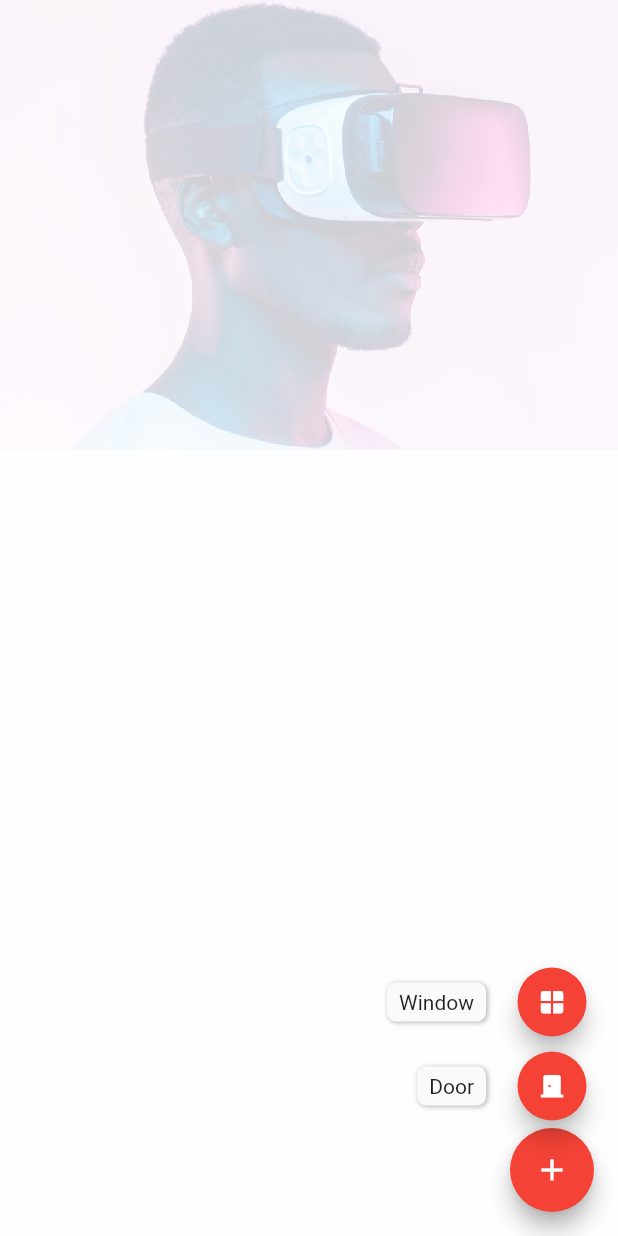
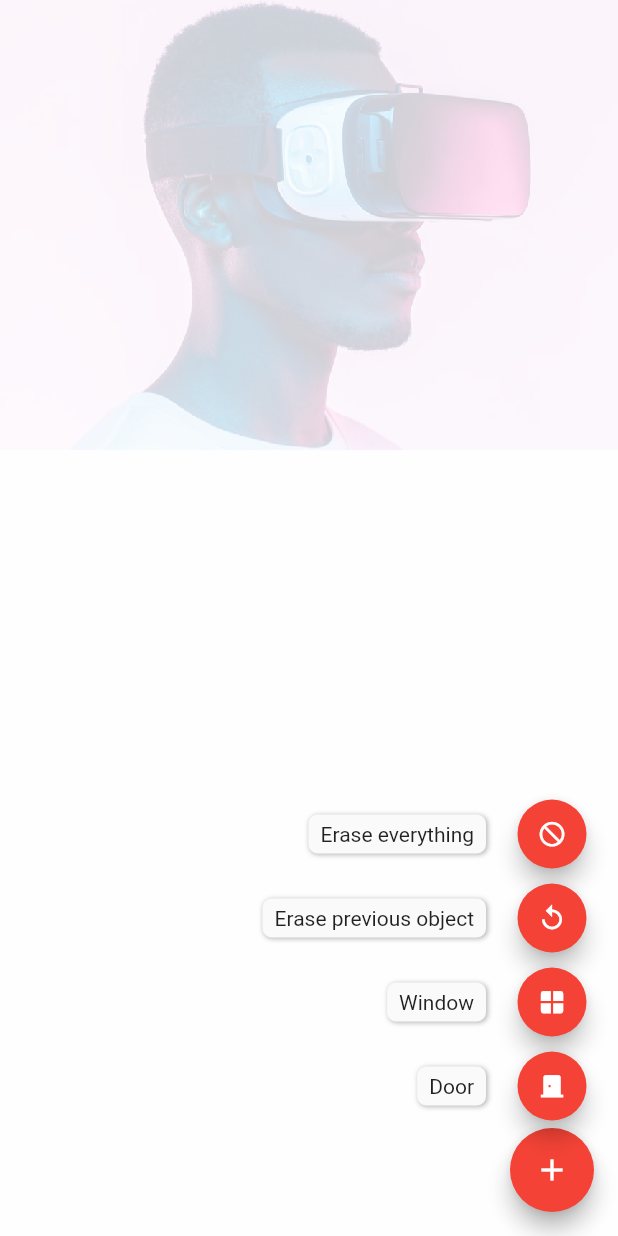
Before and after one commit to Tim-HW/Floorplan-to-3D-Flutter, a Flutter app: the DrawImage screen opened directly, after a tap on the "add" icon, on a phone screen of 412 x 824 dp. Run offline on Flutter 3.47's test engine with Material 2 defaults, Android fonts, the phone set to English and light mode, and no system bars; drawn by our look-alikes of flutter_speed_dial; our stand-ins replace email_validator, file_picker; missing offline and left inert: document_scanner_flutter, flutter_file_downloader, model_viewer.

Commit message:
Drawer seems to work

```diff
--- a/lib/draw.dart
+++ b/lib/draw.dart
@@ -1,122 +1,144 @@
-
-import 'dart:ffi';
 import 'dart:ui' as ui;
-import 'package:flutter/gestures.dart';
 import 'package:flutter/material.dart';
 import 'package:flutter/services.dart';
 import 'package:flutter_speed_dial/flutter_speed_dial.dart';
-import 'dart:math' as math;
 
+class FacePainter extends CustomPainter {
+  FacePainter(this.image, this.positionStart, this.positionEnd, this.ListDoors,
+      this.ListWindow, this.IsADoor);
 
-
-
-
-class FacePainter extends CustomPainter{
-
-  FacePainter(this.image,this.positionStart,this.positionEnd,this.ListDoors,this.ListWindow,this.IsADoor);
+  // To know if the door/windows is selected
   final bool IsADoor;
+  // List of Doors
   final List<Rect> ListDoors;
+  // List of Windows
   final List<Rect> ListWindow;
+  // Background Image
   final ui.Image image;
+  // Current startposition
   final Offset positionStart;
+  // Current Endposition
   final Offset positionEnd;
 
+  // Color for Windows
+  Color colorWindows = ui.Color.fromARGB(255, 27, 0, 179);
+  // Color for Doors
+  Color colorDoors = ui.Color.fromARGB(255, 0, 179, 95);
 
-  late double x = positionEnd.dx - positionStart.dx;
-  late double y = positionEnd.dy - positionStart.dy;
-
-  Color colorWindows = ui.Color.fromARGB(255, 27, 0, 179);
-  Color colorDoors   = ui.Color.fromARGB(255, 0, 179, 95);
-
-
-  void paint(Canvas canvas, ui.Size size){
+  // Main function to print on the canvas
+  void paint(Canvas canvas, ui.Size size) {
+    // Upload image on the background
     canvas.drawImage(image, Offset.zero, Paint());
-
-    for(var i = 0 ; i < ListDoors.length; i++)
-    {
-      canvas.drawRect(ListDoors[i], Paint()..color=colorDoors);
+    // Render the door list
+    for (var i = 0; i < ListDoors.length; i++) {
+      canvas.drawRect(ListDoors[i], Paint()..color = colorDoors);
+    }
+    // Render the Window list
+    for (var j = 0; j < ListWindow.length; j++) {
+      canvas.drawRect(ListWindow[j], Paint()..color = colorWindows);
     }
 
-    for(var j = 0 ; j < ListWindow.length; j++)
-    {
-      canvas.drawRect(ListWindow[j], Paint()..color=colorWindows);
-    }
-
-    if(IsADoor){
-      canvas.drawRect(positionStart & ui.Size(x,y), Paint()..color=colorDoors);
-    }
-    else
-    {
-    canvas.drawRect(positionStart & ui.Size(x,y), Paint()..color=colorWindows);
-    }
-
-
-
-
-  }
-  @override
-  bool shouldRepaint(FacePainter oldDelegate){
-
-    if(image != oldDelegate.image || positionStart != oldDelegate.positionStart || positionEnd != oldDelegate.positionEnd || ListDoors != oldDelegate.ListDoors || ListWindow != oldDelegate.ListWindow)
-    {return true;}
-    else
-    {return false;}
+    // If the current object is a door render it
+    if (IsADoor) {
+      double x = positionEnd.dx - positionStart.dx;
+      double y = positionEnd.dy - positionStart.dy;
+      canvas.drawRect(
+          positionStart & ui.Size(x, y), Paint()..color = colorDoors);
+    } else {
+      // If the current object is a window render it
+      double x = positionEnd.dx - positionStart.dx;
+      double y = positionEnd.dy - positionStart.dy;
+      canvas.drawRect(
+          positionStart & ui.Size(x, y), Paint()..color = colorWindows);
     }
   }
 
-
-
-
-
-
-
-
-
-
-
+  @override
+  // This function triggers the main function everytime an element change
+  bool shouldRepaint(FacePainter oldDelegate) {
+    if (image != oldDelegate.image ||
+        positionStart != oldDelegate.positionStart ||
+        positionEnd != oldDelegate.positionEnd ||
+        ListDoors != oldDelegate.ListDoors ||
+        ListWindow != oldDelegate.ListWindow ||
+        IsADoor != oldDelegate.IsADoor) {
+      return true;
+    } else {
+      return false;
+    }
+  }
+}
 
 class DrawImage extends StatefulWidget {
-
-
   @override
   _DrawImageState createState() => _DrawImageState();
 }
 
 class _DrawImageState extends State<DrawImage> {
+  /*
+################################################################
+                          VARIABLES
+################################################################
+*/
+  // Backgronud image
+  late ui.Image _Background;
+  // Which item is selected
+  bool IsDoorsAndWindows = false;
+  // Current start position
+  Offset _PositionStart = Offset(0, 0);
+  // Current end position
+  Offset _PositionEnd = Offset(0, 0);
+  // List of door
+  List<Rect> Doors = List.empty(growable: true);
+  // List of window
+  List<Rect> Windows = List.empty(growable: true);
 
-  late ui.Image _Background;
-
-  bool IsDoorsAndWindows = false;
-
-  Offset _PositionStart = Offset(0, 0);
-  Offset _PositionEnd = Offset(0, 0);
-
-
-  final List<Rect> Doors   = List.empty(growable: true);
-  final List<Rect> Windows = List.empty(growable: true);
-  List<int> test     = [];
-
-
-
+  /*
+################################################################
+                          FUNCTIONS
+################################################################
+*/
 
   @override
+  // Init function to load the background
   void initState() {
     _asyncInit();
   }
 
-
-  void ChangeObject(bool value)
-  {
+  // Function to change the door/window selection
+  void ChangeObject(bool value) {
     IsDoorsAndWindows = value;
   }
 
+  void ErasePrevious() {
+    setState(() {
+      if (IsDoorsAndWindows) {
+        Doors.removeLast();
+      } else {
+        Windows.removeLast();
+      }
+    });
+  }
+
+  void Erasedall() {
+    setState(() {
+      // Update the variable
+      Doors = List.empty(growable: true);
+      Windows = List.empty(growable: true);
+    });
+  }
+
+  // Function to load the Background
   Future<void> _asyncInit() async {
-    final image = await loadImage('./assets/VR.png');
+    // Load the image
+    final image = await loadImage('assets/VR.png');
     setState(() {
+      // Update the variable
       _Background = image;
     });
   }
 
+  // Load image function
   Future<ui.Image> loadImage(imageString) async {
     ByteData bd = await rootBundle.load(imageString);
     // ByteData bd = await rootBundle.load("graphics/bar-1920×1080.jpg");
@@ -127,113 +149,99 @@ class _DrawImageState extends State<DrawImage> {
     // setState(() => imageStateVarible = image);
   }
 
-
-  void _getTapPosition(TapDownDetails details) async
-  {
+  // Function to get the position tapped
+  void _getTapPosition(TapDownDetails details) async {
+    // init variable
     final tapPosition = details.globalPosition;
     setState(() {
-
-      _PositionStart = Offset(tapPosition.dx,tapPosition.dy-56);
-
+      // Update variable
+      _PositionStart = Offset(tapPosition.dx, tapPosition.dy - 56);
 
       print(_PositionStart);
-
     });
   }
 
-
-  void _getStartPosition(DragStartDetails details) async
-  {
+  void _getStartPosition(DragStartDetails details) async {
     final tapPosition = details.globalPosition;
     setState(() {
+      _PositionStart = Offset(tapPosition.dx, tapPosition.dy - 56);
 
-      _PositionStart = Offset(tapPosition.dx,tapPosition.dy-56);
-
-
-      print('Start : '+_PositionStart.toString());
-
+      print('Start : ' + _PositionStart.toString());
     });
   }
 
-  void _getEndPosition(DragUpdateDetails details) async
-  {
+  void _getEndPosition(DragUpdateDetails details) async {
     final tapPosition = details.globalPosition;
     setState(() {
+      _PositionEnd = Offset(tapPosition.dx, tapPosition.dy - 56);
 
-      _PositionEnd = Offset(tapPosition.dx,tapPosition.dy-56);
-
-      print('End : '+tapPosition.toString());
-
+      print('End : ' + tapPosition.toString());
     });
   }
 
-  void _getEnd(DragEndDetails details) async
-  {
+  void _getEnd(DragEndDetails details) async {
     final value = details.velocity.toString();
     setState(() {
+      if (value != null) {
+        print('Value : ' + value);
+        if (IsDoorsAndWindows) {
+          double X2 = _PositionEnd.dx - _PositionStart.dx;
+          double Y2 = _PositionEnd.dy - _PositionStart.dy;
 
-      if(value != null)
-      {
-        print('Value : '+value);
-        if(IsDoorsAndWindows)
-        {
+          Rect myRect = _PositionStart & ui.Size(X2, Y2);
+          Doors.add(myRect);
 
-          double X2   = _PositionEnd.dx - _PositionStart.dx;
-          double Y2   = _PositionEnd.dy - _PositionStart.dy;
+          print(Doors);
+        } else {
+          double X2 = _PositionEnd.dx - _PositionStart.dx;
+          double Y2 = _PositionEnd.dy - _PositionStart.dy;
 
-          Rect myRect = _PositionStart & ui.Size(X2,Y2);
-          Doors.add(myRect);
-          print(Doors);
-
-        }else{
-
-          double X2   = _PositionEnd.dx - _PositionStart.dx;
-          double Y2   = _PositionEnd.dy - _PositionStart.dy;
-
-          Rect myRect = _PositionStart & ui.Size(X2,Y2);
+          Rect myRect = _PositionStart & ui.Size(X2, Y2);
           Windows.add(myRect);
           //print(Doors);
 
         }
-
+        _PositionStart = Offset(0, 0);
+        _PositionEnd = Offset(0, 0);
       }
     });
-
   }
 
-
+/*
+################################################################
+                          BUILD WIDGET
+################################################################
+*/
 
   Widget build(BuildContext context) {
-    return
-    Scaffold(
-      body:
-      GestureDetector(
-      //onTapDown: (details) => _getTapPosition(details),
-
+    return Scaffold(
+      body: GestureDetector(
+        // Function to update start position of the drag
         onPanStart: (details) => _getStartPosition(details),
+        // Function to update the current position of the drag
         onPanUpdate: (details) => _getEndPosition(details),
+        // Function to trigger the end of the drag event
         onPanEnd: (details) => _getEnd(details),
-
-        child:
-          FittedBox(
-          child:
-          SizedBox(
-            width:  _Background.width.toDouble(),
+        // Actual canvas rendering
+        child: FittedBox(
+          child: SizedBox(
+            // Canvas takes the width of the image
+            width: _Background.width.toDouble(),
+            // Canvas takes the height of the image
             height: _Background.height.toDouble(),
-            child:
-              CustomPaint(
-                painter: FacePainter(_Background,_PositionStart,_PositionEnd,Doors,Windows,IsDoorsAndWindows),
+            // Render the canvas
+            child: CustomPaint(
+              painter: FacePainter(_Background, _PositionStart, _PositionEnd,
+                  Doors, Windows, IsDoorsAndWindows),
             ),
           ),
         ),
       ),
-      floatingActionButton: SpeedDial(
-        icon: Icons.add,
-        backgroundColor: Colors.red,
-
-        children: [
+      // Add floating button to switch between doors and windows
+      floatingActionButton:
+          SpeedDial(icon: Icons.add, backgroundColor: Colors.red, children: [
         SpeedDialChild(
-            child: const Icon(Icons.door_back_door,color: Colors.white),
+          child: const Icon(Icons.door_back_door, color: Colors.white),
           label: 'Door',
           backgroundColor: Colors.red,
           onTap: () {
@@ -241,15 +249,30 @@ class _DrawImageState extends State<DrawImage> {
           },
         ),
         SpeedDialChild(
-            child: const Icon(Icons.window,color: Colors.white),
+          child: const Icon(Icons.window, color: Colors.white),
           label: 'Window',
           backgroundColor: Colors.red,
           onTap: () {
             ChangeObject(false);
           },
         ),
-        ]
+        SpeedDialChild(
+          child: const Icon(Icons.replay, color: Colors.white),
+          label: 'Erase previous object',
+          backgroundColor: Colors.red,
+          onTap: () {
+            ErasePrevious();
+          },
         ),
+        SpeedDialChild(
+          child: const Icon(Icons.do_not_disturb, color: Colors.white),
+          label: 'Erase everything',
+          backgroundColor: Colors.red,
+          onTap: () {
+            Erasedall();
+          },
+        ),
+      ]),
     );
   }
 }
```
Also changed, not shown: pubspec.lock. Lines whose indentation alone changed are shown as unchanged.
